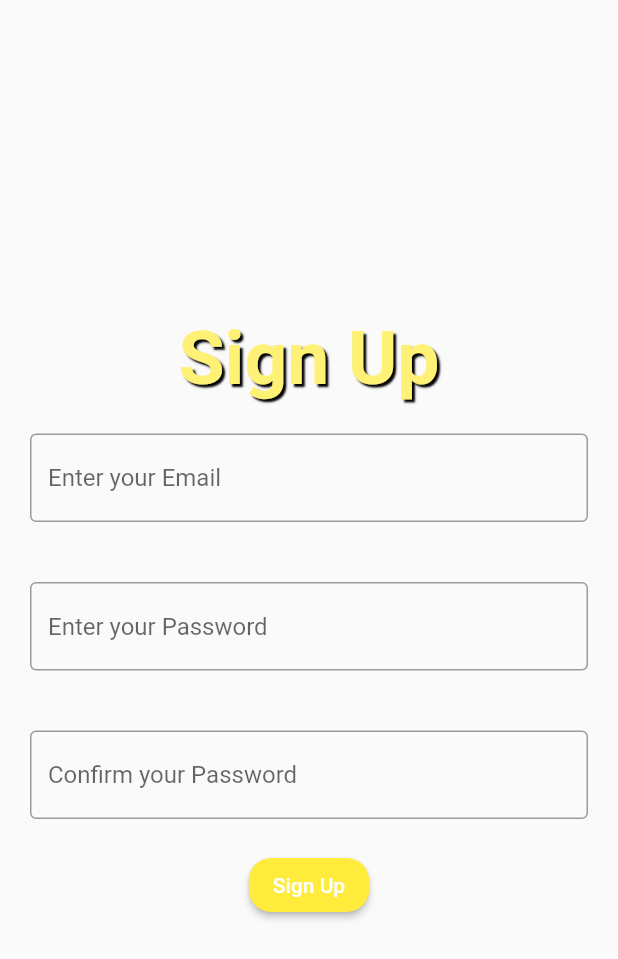
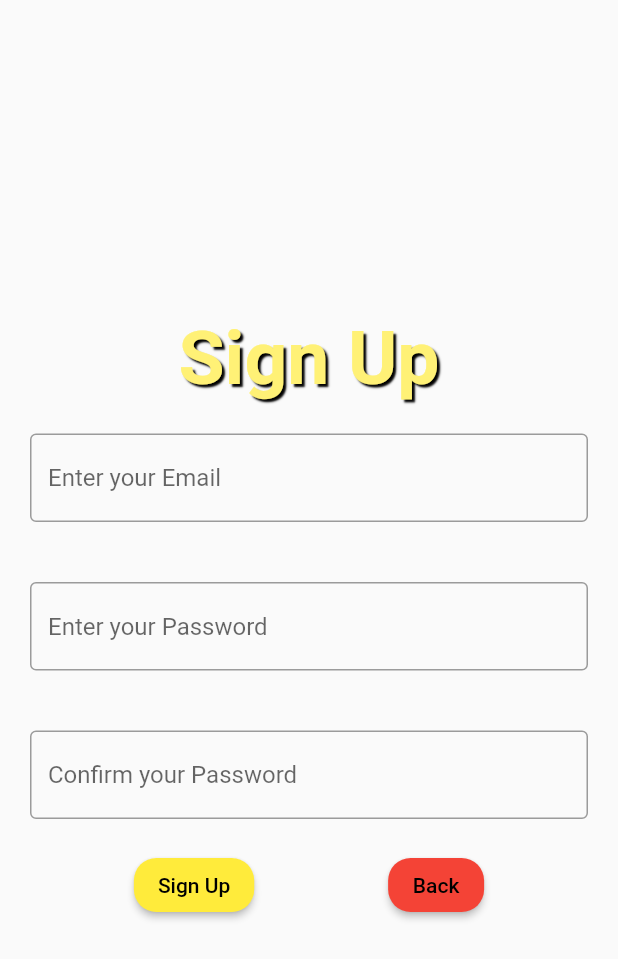
Before and after one commit to SumedhBengale/crossclip, a Flutter app: the screen it shows after launch, after a tap on "Don't have an Account", on a phone screen of 412 x 824 dp. Shown: the top 959 px of the screen. Run offline on Flutter 3.47's test engine with Material 2 defaults, Android fonts, the phone set to English and light mode, and no system bars; our stand-ins replace cloud_firestore, firebase_auth, firebase_core; missing offline and left inert: clipboard; accounts and stored records are empty; network calls fail.

Commit message:
Created and styled the drawer. Improved the consistency of the theme on the Sign In and Sign Up pages.

```diff
--- a/lib/pages/authenticate/sign_in.dart
+++ b/lib/pages/authenticate/sign_in.dart
@@ -44,6 +44,8 @@ class _SignInState extends State<SignIn> {
                             controller: emailController,
                             decoration: const InputDecoration(
                               border: OutlineInputBorder(),
+                              focusedBorder: OutlineInputBorder(
+                                  borderSide: BorderSide(color: Colors.yellow)),
                               hintText: 'Enter your Email',
                             ),
                           )),
@@ -53,6 +55,8 @@ class _SignInState extends State<SignIn> {
                             controller: passwordController,
                             decoration: const InputDecoration(
                               border: OutlineInputBorder(),
+                              focusedBorder: OutlineInputBorder(
+                                  borderSide: BorderSide(color: Colors.yellow)),
                               hintText: 'Enter your Password',
                             ),
                           )),
@@ -83,7 +87,10 @@ class _SignInState extends State<SignIn> {
                             },
                           );
                         },
-                        child: const Text('Sign In'),
+                        child: const Text(
+                          'Sign In',
+                          style: TextStyle(color: Colors.black),
+                        ),
                       ),
                       TextButton(
                           onPressed: () {
--- a/lib/pages/authenticate/sign_up.dart
+++ b/lib/pages/authenticate/sign_up.dart
@@ -18,8 +18,7 @@ class _SignUpState extends State<SignUp> {
 
   @override
   Widget build(BuildContext context) {
-    return MaterialApp(
-        home: Builder(
+    return Builder(
         builder: (context) => Scaffold(
                 body: Center(
                     child: Column(
@@ -47,6 +46,8 @@ class _SignUpState extends State<SignUp> {
                         controller: emailController,
                         decoration: const InputDecoration(
                           border: OutlineInputBorder(),
+                          focusedBorder: OutlineInputBorder(
+                              borderSide: BorderSide(color: Colors.yellow)),
                           hintText: 'Enter your Email',
                         ),
                       )),
@@ -56,6 +57,8 @@ class _SignUpState extends State<SignUp> {
                         controller: passwordController,
                         decoration: const InputDecoration(
                           border: OutlineInputBorder(),
+                          focusedBorder: OutlineInputBorder(
+                              borderSide: BorderSide(color: Colors.yellow)),
                           hintText: 'Enter your Password',
                         ),
                       )),
@@ -65,9 +68,15 @@ class _SignUpState extends State<SignUp> {
                         controller: passwordController1,
                         decoration: const InputDecoration(
                           border: OutlineInputBorder(),
+                          focusedBorder: OutlineInputBorder(
+                              borderSide: BorderSide(color: Colors.yellow)),
                           hintText: 'Confirm your Password',
                         ),
                       )),
+                  Container(
+                      child: Row(
+                    mainAxisAlignment: MainAxisAlignment.spaceEvenly,
+                    children: [
                       ElevatedButton(
                         style: ButtonStyle(
                           shape: MaterialStateProperty.all(
@@ -111,10 +120,31 @@ class _SignUpState extends State<SignUp> {
                             },
                           );
                         },
-                        child: const Text('Sign Up'),
+                        child: const Text(
+                          'Sign Up',
+                          style: TextStyle(color: Colors.black),
                         ),
+                      ),
+                      ElevatedButton(
+                        style: ButtonStyle(
+                          shape: MaterialStateProperty.all(
+                              RoundedRectangleBorder(
+                                  borderRadius: BorderRadius.circular(15))),
+                          overlayColor:
+                              MaterialStateProperty.all<Color>(Colors.white),
+                          backgroundColor:
+                              MaterialStateProperty.all<Color>(Colors.red),
+                        ),
+                        onPressed: () {
+                          Navigator.pop(context);
+                        },
+                        child: const Text(
+                          'Back',
+                          style: TextStyle(color: Colors.black),
+                        ),
+                      )
                     ],
                   )),
-                )));
+                ]))));
   }
 }
--- a/pubspec.yaml
+++ b/pubspec.yaml
@@ -32,6 +32,7 @@ dependencies:
   firebase_core: ^1.10.0
   firebase_auth: ^3.2.0
   cloud_firestore: ^3.1.0
+  clipboard: ^0.1.3
 
 
   # The following adds the Cupertino Icons font to your application.
```
Also changed, not shown: lib/pages/homepage/clipboard.dart (+32 -4 lines), lib/pages/homepage/homepage.dart (+32 -25 lines), lib/pages/homepage/main_drawer.dart (added, +68 -0 lines), pubspec.lock. Lines whose indentation alone changed are shown as unchanged.
